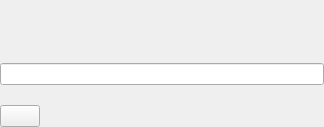
Old version of the form guardata/client/gui/forms/input_widget.ui in the repository bitlogik/guardata.
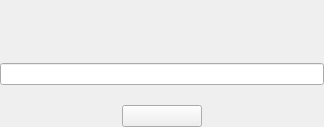
New version of the form.

What changed in the file:
```diff
--- a/guardata/client/gui/forms/input_widget.ui
+++ b/guardata/client/gui/forms/input_widget.ui
@@ -113,6 +113,12 @@
          <verstretch>0</verstretch>
         </sizepolicy>
        </property>
+       <property name="maximumSize">
+        <size>
+         <width>80</width>
+         <height>16777215</height>
+        </size>
+       </property>
        <property name="cursor">
         <cursorShape>PointingHandCursor</cursorShape>
        </property>
@@ -121,19 +127,6 @@
        </property>
       </widget>
      </item>
-     <item>
-      <spacer name="horizontalSpacer_4">
-       <property name="orientation">
-        <enum>Qt::Horizontal</enum>
-       </property>
-       <property name="sizeHint" stdset="0">
-        <size>
-         <width>40</width>
-         <height>20</height>
-        </size>
-       </property>
-      </spacer>
-     </item>
     </layout>
    </item>
   </layout>
```
